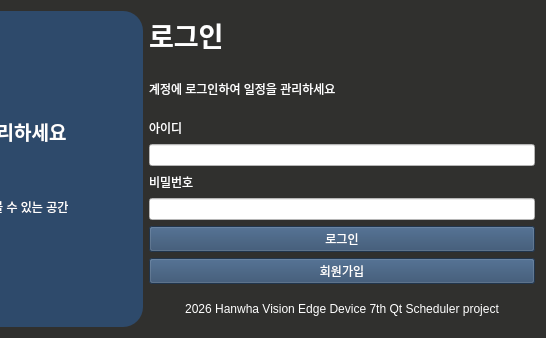
This is Schedular_Project/login_page.ui in sinzzangu/VEDA_SCHEDULAR_PROJECT as Qt 5 draws it before an edit; both pictures show x 254 to 800 and y 0 to 338 of the 800 by 338 pixel window. The edited form follows.
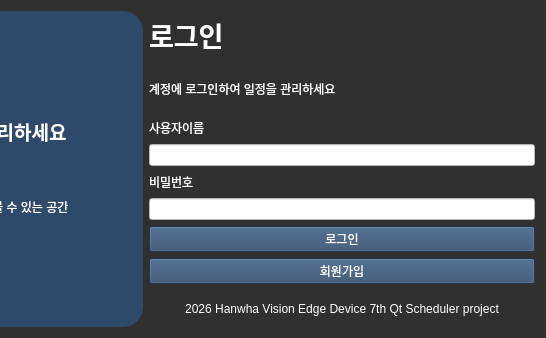
This is the edited form. Icons and pictures are not drawn.

What changed in the file:
```diff
--- a/Schedular_Project/login_page.ui
+++ b/Schedular_Project/login_page.ui
@@ -143,7 +143,7 @@
          <item>
           <widget class="QLabel" name="label_id">
            <property name="text">
-            <string>아이디</string>
+            <string>사용자이름</string>
            </property>
           </widget>
          </item>
```
